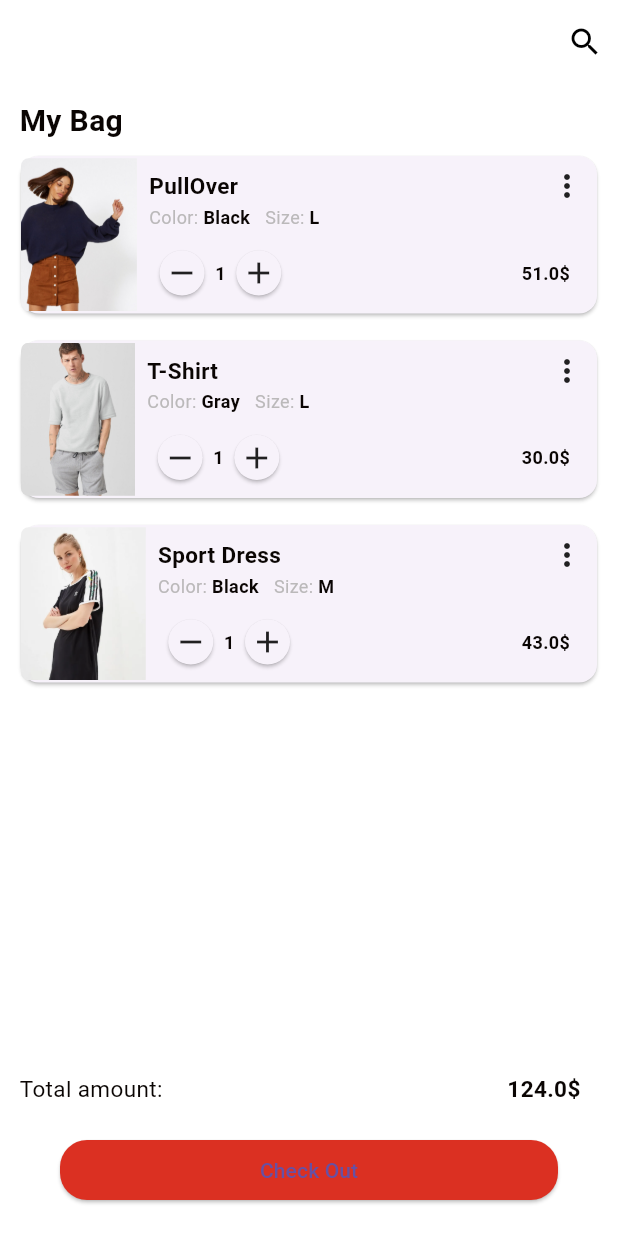
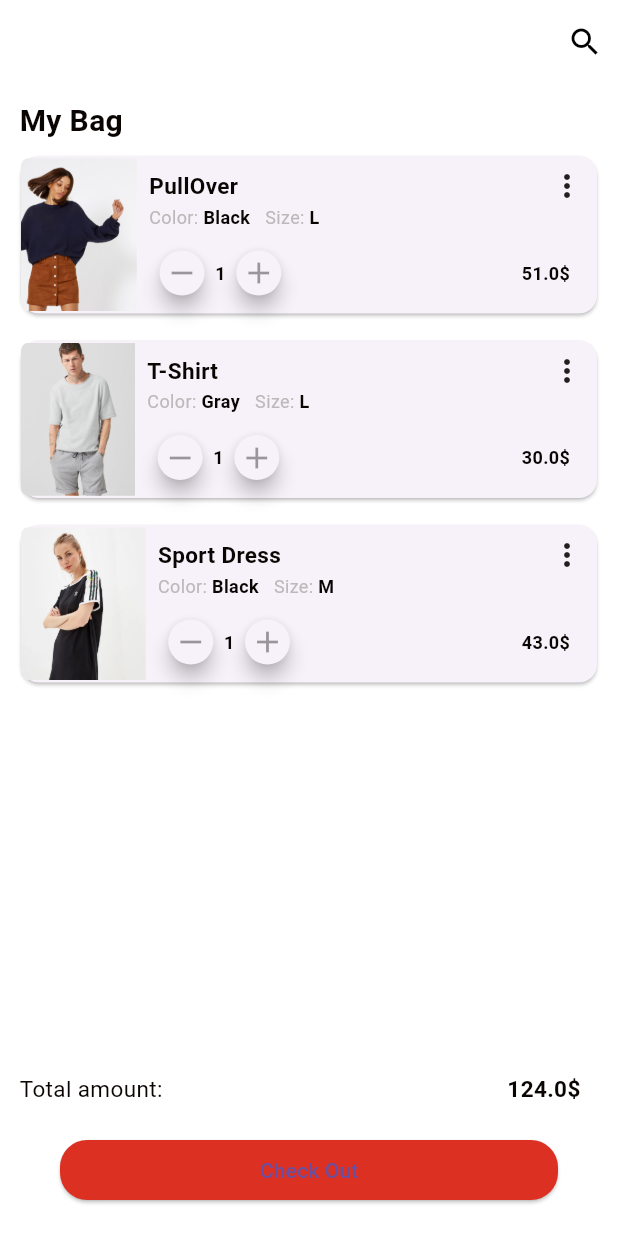
Before and after one commit to MehrajIbneHalimBadhon/ostad_assignment_shopping_cart_design, a Flutter app: the screen it shows after launch, on a phone screen of 412 x 824 dp. Run offline on Flutter 3.47's test engine with Material 3 defaults, Android fonts, the phone set to English and light mode, and no system bars; missing offline and left inert: dart:ffi.

Commit message:
update code

```diff
--- a/lib/views/shopping_cart.dart
+++ b/lib/views/shopping_cart.dart
@@ -222,13 +222,13 @@ class _ShoppingCartState extends State<ShoppingCart> {
                                         children: [
                                           Row(
                                             children: [
-                                              customIconButton(Icon(Icons.remove), () {decreaseQuantity(index); }),
+                                              customIconButton(Icon(Icons.remove,color: Colors.black38,), () {decreaseQuantity(index); }),
                                               customText(
                                                   "${item[index].quantity}",
                                                   12,
                                                   AppColors.vampireblackColor,
                                                   FontWeight.bold),
-                                              customIconButton(Icon(Icons.add), () {increaseQuantity(index); }),
+                                              customIconButton(Icon(Icons.add,color: Colors.black38,), () {increaseQuantity(index); }),
                                             ],
                                           ),
                                           customText(
--- a/lib/widget/custom_icon_button.dart
+++ b/lib/widget/custom_icon_button.dart
@@ -9,6 +9,7 @@ Widget customIconButton(Icon icon,VoidCallback onTap){
     child: GestureDetector(
       onTap: onTap,
       child: Card(
+        elevation: 5,
         shape: CircleBorder(),
         child: Padding(
           padding: const EdgeInsets.all(3.0),
```
Also changed, not shown: lib/widget/custom_image.dart (deleted, +0 -14 lines).
